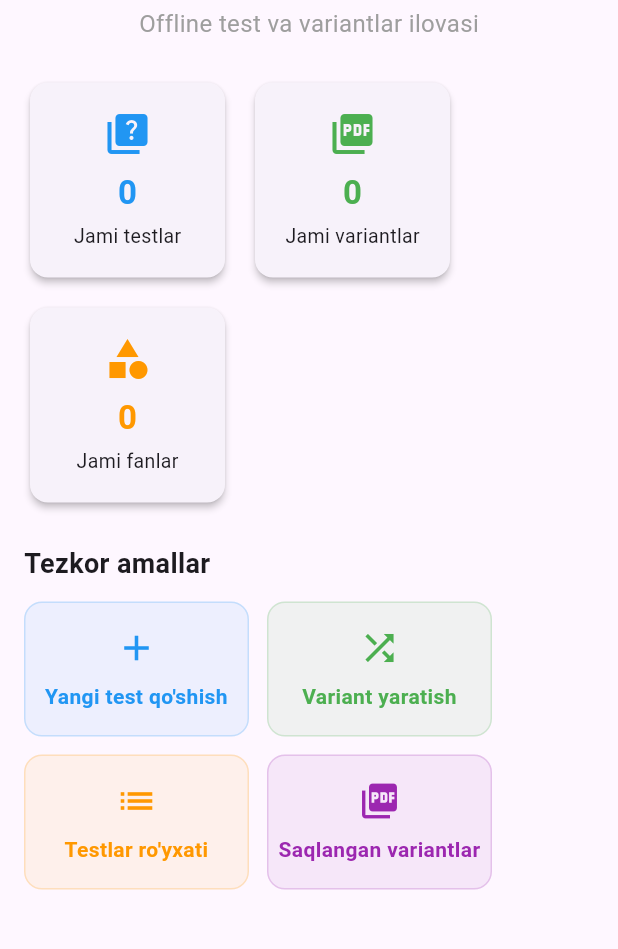
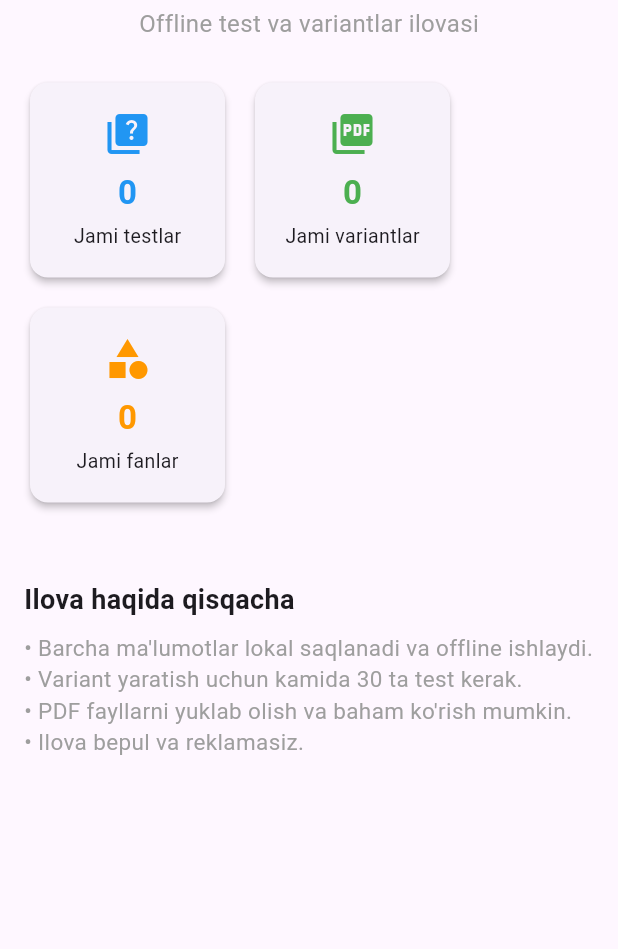
Before and after one commit to Turgunoff/variant_master, a Flutter app: the screen it shows after launch, on a phone screen of 412 x 824 dp, the part 276-1225 px from its top. Run offline on Flutter 3.47's test engine with Material 3 defaults, Android fonts, the phone set to English and light mode, and no system bars; our stand-ins replace hive, hive_flutter, pdf, printing; accounts and stored records are empty.

Commit message:
Remove app bars and floating action buttons from add test, saved variants, and tests list pages to streamline UI. Clean up unused quick action buttons on home page.

```diff
--- a/lib/pages/add_test_page.dart
+++ b/lib/pages/add_test_page.dart
@@ -84,11 +84,6 @@ class _AddTestPageState extends State<AddTestPage> {
   @override
   Widget build(BuildContext context) {
     return Scaffold(
-      appBar: AppBar(
-        title: const Text('Yangi test qo\'shish'),
-        backgroundColor: Theme.of(context).primaryColor,
-        foregroundColor: Colors.white,
-      ),
       body: Form(
         key: _formKey,
         child: SingleChildScrollView(
--- a/lib/pages/home_page.dart
+++ b/lib/pages/home_page.dart
@@ -85,42 +85,7 @@ class HomePage extends StatelessWidget {
             ],
           ),
           const SizedBox(height: 24),
-          const Text(
-            'Tezkor amallar',
-            style: TextStyle(fontSize: 18, fontWeight: FontWeight.bold),
-          ),
-          const SizedBox(height: 12),
-          Wrap(
-            spacing: 12,
-            runSpacing: 12,
-            children: [
-              _QuickAction(
-                icon: Icons.add,
-                label: "Yangi test qo'shish",
-                color: Colors.blue,
-                onTap: () => Navigator.pushNamed(context, '/add_test'),
-              ),
-              _QuickAction(
-                icon: Icons.shuffle,
-                label: "Variant yaratish",
-                color: Colors.green,
-                onTap: () => Navigator.pushNamed(context, '/create_variant'),
-              ),
-              _QuickAction(
-                icon: Icons.list,
-                label: "Testlar ro'yxati",
-                color: Colors.orange,
-                onTap: () => Navigator.pushNamed(context, '/test_list'),
-              ),
-              _QuickAction(
-                icon: Icons.picture_as_pdf,
-                label: "Saqlangan variantlar",
-                color: Colors.purple,
-                onTap: () => Navigator.pushNamed(context, '/saved_variants'),
-              ),
-            ],
-          ),
-          const SizedBox(height: 32),
+
           if (lastTest != null) ...[
             const Text(
               'Oxirgi qo\'shilgan test',
```
Also changed, not shown: lib/pages/saved_variants_page.dart (+0 -11 lines), lib/pages/tests_list_page.dart (+0 -13 lines).
